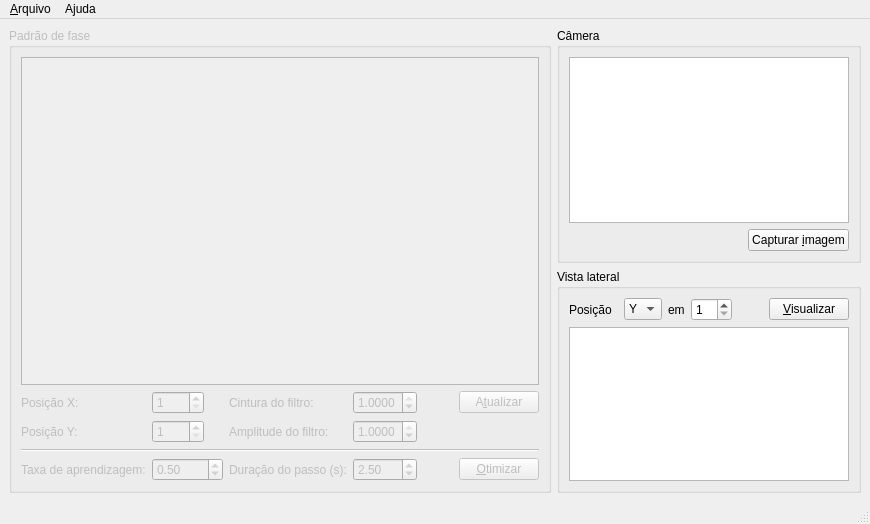
This is mainwindow.ui in airtonrampim/PhaseOptimizer as Qt 5 draws it before an edit. The edited form follows.
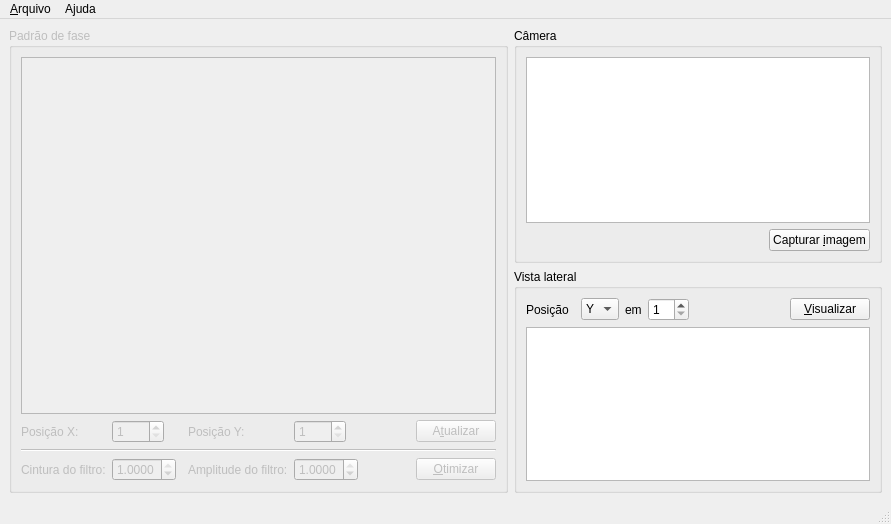
This is the edited form.

Commit message: Mudanças a serem submetidas: 	modified:   PhaseOptimizer.py 	modified:   camera.py 	modified:   camera_simulation.py 	modified:   mainwindow.py 	modified:   mainwindow.ui 	modified:   optimize.py 	modified:   phase.py

The edit to the form file:
```diff
--- a/mainwindow.ui
+++ b/mainwindow.ui
@@ -6,7 +6,7 @@
    <rect>
     <x>0</x>
     <y>0</y>
-    <width>870</width>
+    <width>891</width>
     <height>524</height>
    </rect>
   </property>
@@ -149,13 +149,40 @@
        <string>Padrão de fase</string>
       </property>
       <layout class="QGridLayout" name="gridLayout_3">
-       <item row="1" column="2">
+       <item row="6" column="7">
+        <widget class="QPushButton" name="pbOptimize">
+         <property name="text">
+          <string>&amp;Otimizar</string>
+         </property>
+        </widget>
+       </item>
+       <item row="5" column="0" colspan="8">
+        <widget class="Line" name="line">
+         <property name="orientation">
+          <enum>Qt::Horizontal</enum>
+         </property>
+        </widget>
+       </item>
+       <item row="6" column="0">
         <widget class="QLabel" name="lblW">
          <property name="text">
           <string>Cintura do filtro:</string>
          </property>
         </widget>
        </item>
+       <item row="6" column="5">
+        <spacer name="horizontalSpacer_2">
+         <property name="orientation">
+          <enum>Qt::Horizontal</enum>
+         </property>
+         <property name="sizeHint" stdset="0">
+          <size>
+           <width>40</width>
+           <height>20</height>
+          </size>
+         </property>
+        </spacer>
+       </item>
        <item row="1" column="1">
         <widget class="QSpinBox" name="sbX">
          <property name="maximumSize">
@@ -175,14 +202,34 @@
          </property>
         </widget>
        </item>
-       <item row="6" column="2">
-        <widget class="QLabel" name="lblStepDuration">
+       <item row="6" column="3">
+        <widget class="QLabel" name="lblA">
          <property name="text">
-          <string>Duração do passo (s):</string>
+          <string>Amplitude do filtro:</string>
          </property>
         </widget>
        </item>
-       <item row="1" column="3">
+       <item row="1" column="5">
+        <spacer name="horizontalSpacer">
+         <property name="orientation">
+          <enum>Qt::Horizontal</enum>
+         </property>
+         <property name="sizeHint" stdset="0">
+          <size>
+           <width>40</width>
+           <height>20</height>
+          </size>
+         </property>
+        </spacer>
+       </item>
+       <item row="1" column="7">
+        <widget class="QPushButton" name="pbUpdate">
+         <property name="text">
+          <string>A&amp;tualizar</string>
+         </property>
+        </widget>
+       </item>
+       <item row="6" column="1">
         <widget class="QDoubleSpinBox" name="dsbW">
          <property name="maximumSize">
           <size>
@@ -204,20 +251,6 @@
          </property>
         </widget>
        </item>
-       <item row="6" column="6">
-        <widget class="QPushButton" name="pbOptimize">
-         <property name="text">
-          <string>&amp;Otimizar</string>
-         </property>
-        </widget>
-       </item>
-       <item row="6" column="0">
-        <widget class="QLabel" name="lblLearningRate">
-         <property name="text">
-          <string>Taxa de aprendizagem:</string>
-         </property>
-        </widget>
-       </item>
        <item row="1" column="0">
         <widget class="QLabel" name="lblX">
          <property name="text">
@@ -225,40 +258,14 @@
          </property>
         </widget>
        </item>
-       <item row="4" column="0">
-        <widget class="QLabel" name="lblY">
-         <property name="text">
-          <string>Posição Y:</string>
+       <item row="0" column="0" colspan="8">
+        <widget class="QGraphicsView" name="gvPhase">
+         <property name="focusPolicy">
+          <enum>Qt::NoFocus</enum>
          </property>
         </widget>
        </item>
-       <item row="4" column="2">
-        <widget class="QLabel" name="lblA">
-         <property name="text">
-          <string>Amplitude do filtro:</string>
-         </property>
-        </widget>
-       </item>
-       <item row="4" column="1">
-        <widget class="QSpinBox" name="sbY">
-         <property name="maximumSize">
-          <size>
-           <width>52</width>
-           <height>32</height>
-          </size>
-         </property>
-         <property name="toolTip">
-          <string>&lt;html&gt;&lt;head/&gt;&lt;body&gt;&lt;p&gt;Indica a posição Y do padrão de fase no canvas do SLM&lt;/p&gt;&lt;/body&gt;&lt;/html&gt;</string>
-         </property>
-         <property name="whatsThis">
-          <string>&lt;html&gt;&lt;head/&gt;&lt;body&gt;&lt;p&gt;&lt;br/&gt;&lt;/p&gt;&lt;/body&gt;&lt;/html&gt;</string>
-         </property>
-         <property name="minimum">
-          <number>1</number>
-         </property>
-        </widget>
-       </item>
-       <item row="4" column="3">
+       <item row="6" column="4">
         <widget class="QDoubleSpinBox" name="dsbA">
          <property name="maximumSize">
           <size>
@@ -283,76 +290,29 @@
          </property>
         </widget>
        </item>
-       <item row="5" column="0" colspan="7">
-        <widget class="Line" name="line">
-         <property name="orientation">
-          <enum>Qt::Horizontal</enum>
-         </property>
-        </widget>
-       </item>
-       <item row="6" column="3">
-        <widget class="QDoubleSpinBox" name="dsbStepDuration">
-         <property name="minimum">
-          <double>1.000000000000000</double>
-         </property>
-         <property name="maximum">
-          <double>300.000000000000000</double>
-         </property>
-         <property name="value">
-          <double>2.500000000000000</double>
+       <item row="1" column="3">
+        <widget class="QLabel" name="lblY">
+         <property name="text">
+          <string>Posição Y:</string>
          </property>
         </widget>
        </item>
        <item row="1" column="4">
-        <spacer name="horizontalSpacer">
-         <property name="orientation">
-          <enum>Qt::Horizontal</enum>
-         </property>
-         <property name="sizeHint" stdset="0">
+        <widget class="QSpinBox" name="sbY">
+         <property name="maximumSize">
           <size>
-           <width>40</width>
-           <height>20</height>
+           <width>52</width>
+           <height>32</height>
           </size>
          </property>
-        </spacer>
-       </item>
-       <item row="6" column="4">
-        <spacer name="horizontalSpacer_2">
-         <property name="orientation">
-          <enum>Qt::Horizontal</enum>
+         <property name="toolTip">
+          <string>&lt;html&gt;&lt;head/&gt;&lt;body&gt;&lt;p&gt;Indica a posição Y do padrão de fase no canvas do SLM&lt;/p&gt;&lt;/body&gt;&lt;/html&gt;</string>
          </property>
-         <property name="sizeHint" stdset="0">
-          <size>
-           <width>40</width>
-           <height>20</height>
-          </size>
+         <property name="whatsThis">
+          <string>&lt;html&gt;&lt;head/&gt;&lt;body&gt;&lt;p&gt;&lt;br/&gt;&lt;/p&gt;&lt;/body&gt;&lt;/html&gt;</string>
          </property>
-        </spacer>
-       </item>
-       <item row="1" column="6">
-        <widget class="QPushButton" name="pbUpdate">
-         <property name="text">
-          <string>A&amp;tualizar</string>
-         </property>
-        </widget>
-       </item>
-       <item row="0" column="0" colspan="7">
-        <widget class="QGraphicsView" name="gvPhase">
-         <property name="focusPolicy">
-          <enum>Qt::NoFocus</enum>
-         </property>
-        </widget>
-       </item>
-       <item row="6" column="1">
-        <widget class="QDoubleSpinBox" name="dsbLearningRate">
-         <property name="decimals">
-          <number>2</number>
-         </property>
-         <property name="maximum">
-          <double>3000.000000000000000</double>
-         </property>
-         <property name="value">
-          <double>0.500000000000000</double>
+         <property name="minimum">
+          <number>1</number>
          </property>
         </widget>
        </item>
@@ -366,7 +326,7 @@
     <rect>
      <x>0</x>
      <y>0</y>
-     <width>870</width>
+     <width>891</width>
      <height>30</height>
     </rect>
    </property>
```
Left out of the diff: 5 changed lines with no effect on the pictures. The commit also changes 6 other files.
